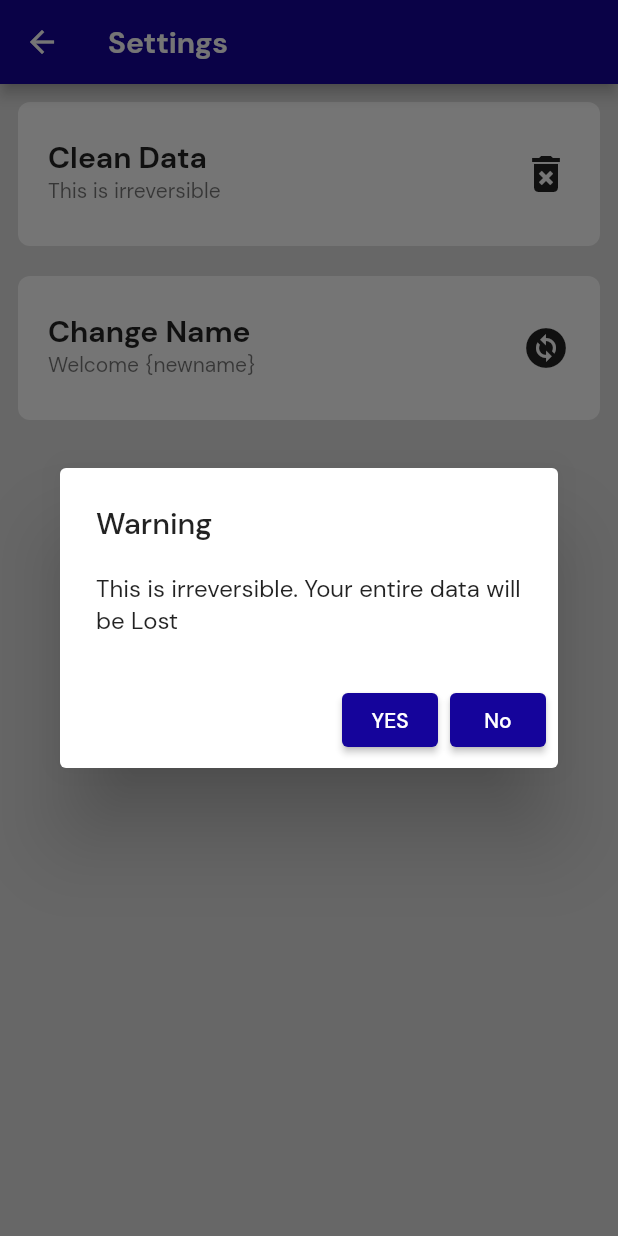
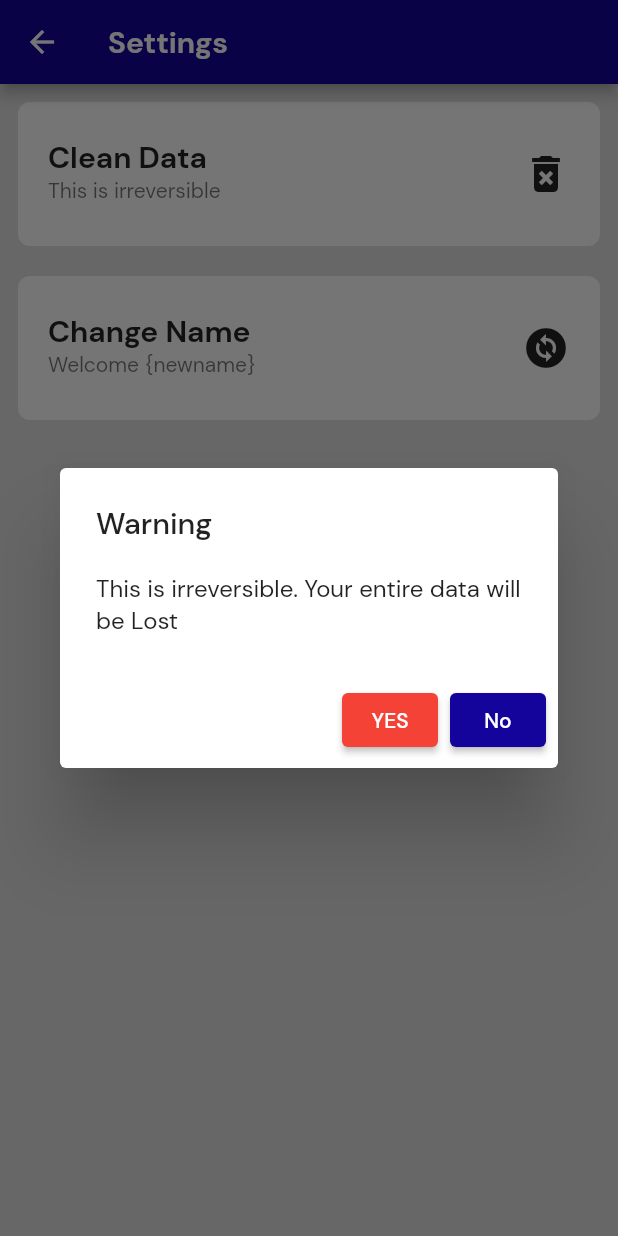
Before and after one commit to desi-programmer/money_manager, a Flutter app: the Settings screen opened directly, after a tap on "Clean Data", on a phone screen of 412 x 824 dp. Run offline on Flutter 3.47's test engine with Material 2 defaults, Android fonts, the light colour scheme and no system bars; our stand-ins replace fl_chart, hive, hive_flutter, shared_preferences; accounts and stored records are empty.

Commit message:
Made YES button red colored

```diff
--- a/lib/pages/widgets/confirm_dialog.dart
+++ b/lib/pages/widgets/confirm_dialog.dart
@@ -12,6 +12,11 @@ showConfirmDialog(BuildContext context, String title, String content) async {
           onPressed: () {
             Navigator.of(context).pop(true);
           },
+          style: ButtonStyle(
+            backgroundColor: MaterialStateProperty.all(
+              Colors.red,
+            ),
+          ),
           child: Text(
             "YES",
           ),
```
